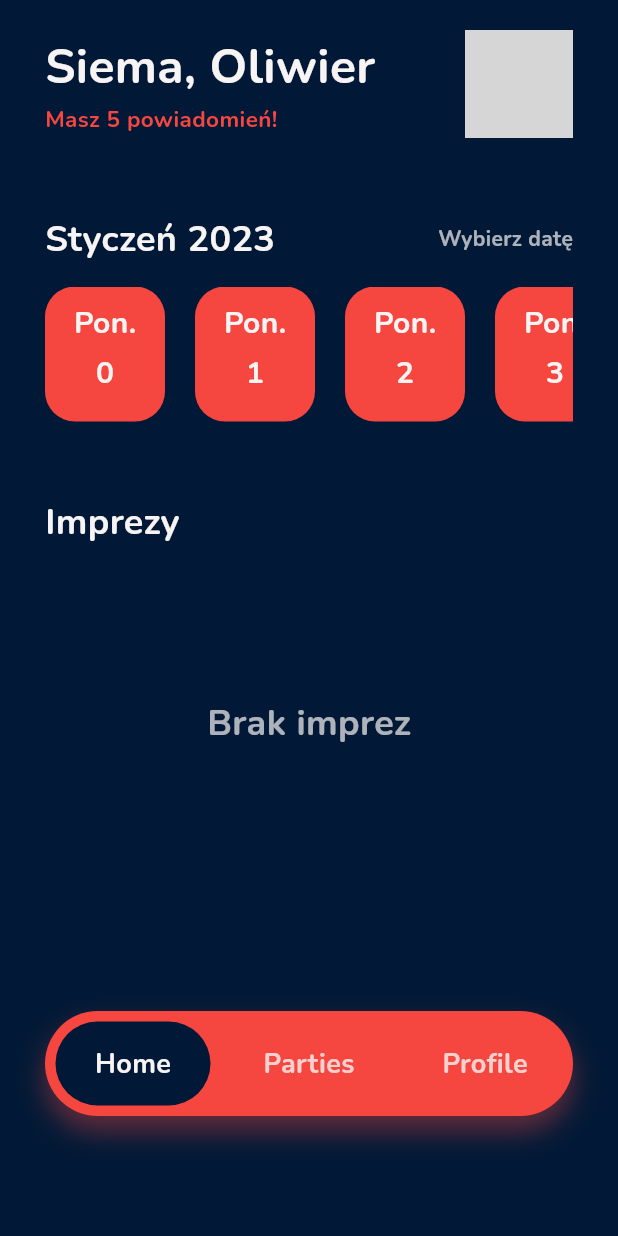
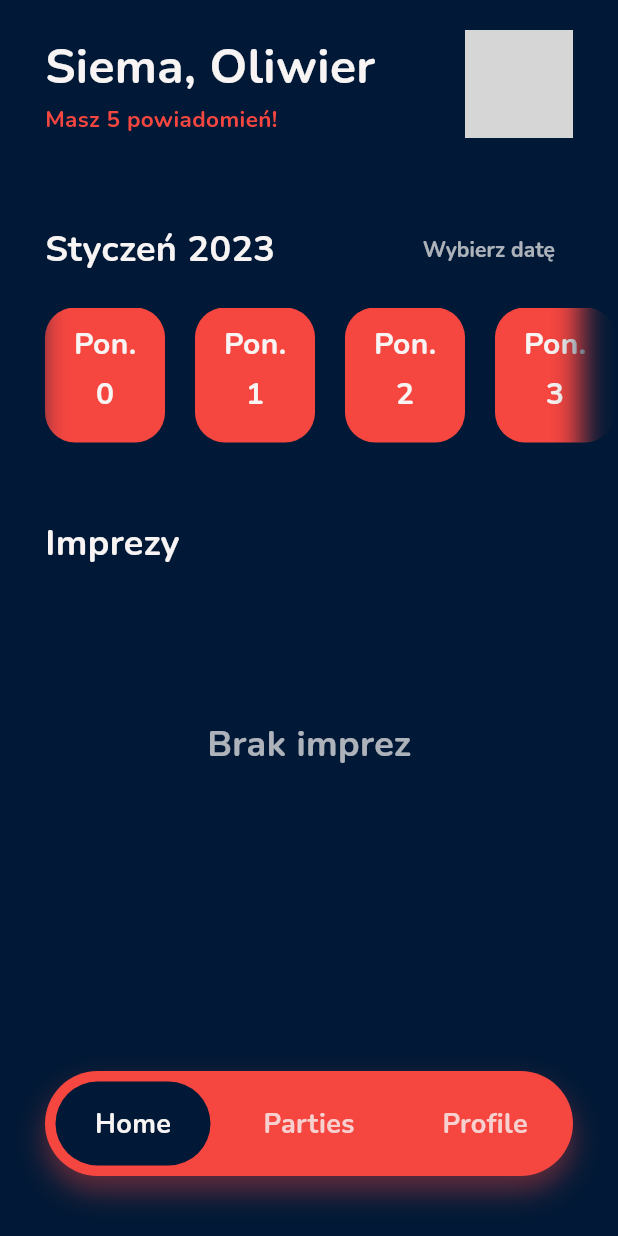
Before and after one commit to bruh-squad/drinkify, a Flutter app: the screen it shows after launch, on a phone screen of 412 x 824 dp. Run offline on Flutter 3.47's test engine with Material 2 defaults, Android fonts, the phone set to English and light mode, and no system bars; our stand-ins replace go_router; network calls fail; grey boxes are pictures that could not be loaded.

Commit message:
Changes to Home Page

```diff
--- a/lib/main.dart
+++ b/lib/main.dart
@@ -7,8 +7,9 @@ import './utils/theming.dart';
 void main() {
   runApp(const App());
   SystemChrome.setSystemUIOverlayStyle(
-    const SystemUiOverlayStyle(
-      statusBarColor: Theming.bgColor,
+    SystemUiOverlayStyle(
+      statusBarColor: Theming.bgColor.withOpacity(0.002),
+      statusBarIconBrightness: Brightness.light,
       systemNavigationBarColor: Theming.bgColor,
     ),
   );
@@ -23,13 +24,18 @@ class App extends StatelessWidget {
 
   @override
   Widget build(BuildContext context) {
-    return MaterialApp.router(
-      theme: ThemeData(
-        fontFamily: 'Nunito',
-        useMaterial3: true,
+    return GestureDetector(
+      onTap: () {
+        FocusManager.instance.primaryFocus?.unfocus();
+      },
+      child: MaterialApp.router(
+        theme: ThemeData(
+          fontFamily: 'Nunito',
+          useMaterial3: true,
+        ),
+        debugShowCheckedModeBanner: false,
+        routerConfig: router,
       ),
-      debugShowCheckedModeBanner: false,
-      routerConfig: router,
     );
   }
 }
--- a/lib/routes/home_page.dart
+++ b/lib/routes/home_page.dart
@@ -15,14 +15,19 @@ class HomePage extends StatelessWidget {
       body: Padding(
         padding: EdgeInsets.only(
           top: MediaQuery.of(context).padding.top + 20,
-          right: 30,
-          left: 30,
         ),
         child: Column(
           children: const [
-            WelcomeHeader(),
-            DateRow(),
-            PartyList(),
+            //Had to use so many paddings to make the DateRow boxes look better
+            Padding(
+              padding: EdgeInsets.only(right: 30, left: 30),
+              child: WelcomeHeader(),
+            ),
+            DateRow(textPadding: EdgeInsets.only(right: 30, left: 30)),
+            Padding(
+              padding: EdgeInsets.only(right: 30, left: 30),
+              child: PartyList(),
+            ),
           ],
         ),
       ),
--- a/lib/routes/parties_page.dart
+++ b/lib/routes/parties_page.dart
@@ -13,8 +13,9 @@ class PartiesPage extends StatelessWidget {
       backgroundColor: Theming.bgColor,
       resizeToAvoidBottomInset: false,
       floatingActionButton: Padding(
-        padding: const EdgeInsets.only(
-          bottom: 120,
+        padding: EdgeInsets.only(
+          //NavBar bottom margin + 60
+          bottom: MediaQuery.of(context).padding.bottom + 40 + 60,
           right: 14,
         ),
         child: FloatingActionButton(
--- a/lib/utils/router.dart
+++ b/lib/utils/router.dart
@@ -48,10 +48,10 @@ class _ScaffoldWithNavBar extends StatelessWidget {
       body: Stack(
         children: [
           child,
-          const Align(
+          Align(
             alignment: Alignment.bottomCenter,
             child: NavBar(
-              bottomMargin: 80,
+              bottomMargin: MediaQuery.of(context).padding.bottom + 40,
             ),
           ),
         ],
--- a/lib/widgets/homepage/date_row.dart
+++ b/lib/widgets/homepage/date_row.dart
@@ -3,7 +3,8 @@ import 'package:flutter/material.dart';
 import '/utils/theming.dart';
 
 class DateRow extends StatefulWidget {
-  const DateRow({super.key});
+  final EdgeInsets textPadding;
+  const DateRow({required this.textPadding, super.key});
 
   @override
   State<DateRow> createState() => _DateRowState();
@@ -18,36 +19,120 @@ class _DateRowState extends State<DateRow> {
     selectedIndex = 0;
   }
 
+  Map<String, String> get monthAndYear {
+    late String currentMonth;
+    int dtMonth = DateTime.now().month;
+
+    if (dtMonth == 1) currentMonth = "Styczeń";
+    if (dtMonth == 2) currentMonth = "Luty";
+    if (dtMonth == 3) currentMonth = "Marzec";
+    if (dtMonth == 4) currentMonth = "Kwiecień";
+    if (dtMonth == 5) currentMonth = "Maj";
+    if (dtMonth == 6) currentMonth = "Czerwiec";
+    if (dtMonth == 7) currentMonth = "Lipiec";
+    if (dtMonth == 8) currentMonth = "Sierpień";
+    if (dtMonth == 9) currentMonth = "Wrzesień";
+    if (dtMonth == 10) currentMonth = "Październik";
+    if (dtMonth == 11) currentMonth = "Listopad";
+    if (dtMonth == 12) currentMonth = "Grudzień";
+
+    return {
+      "month": currentMonth,
+      "year": DateTime.now().year.toString(),
+    };
+  }
+
   @override
   Widget build(BuildContext context) {
     return Column(
       crossAxisAlignment: CrossAxisAlignment.start,
       children: [
         const SizedBox(height: 50),
-        Row(
+        Padding(
+          padding: widget.textPadding,
+          child: Row(
             mainAxisAlignment: MainAxisAlignment.spaceBetween,
             children: [
-            const Text(
-              "Styczeń 2023",
+              Text(
+                "${monthAndYear["month"]} ${monthAndYear["year"]}",
                 style: Styles.categoryText,
               ),
-            Text(
+              TextButton(
+                onPressed: () {
+                  showModalBottomSheet(
+                    context: context,
+                    backgroundColor: Theming.bgColor,
+                    useRootNavigator: true,
+                    shape: RoundedRectangleBorder(
+                      borderRadius: BorderRadius.circular(30.0),
+                    ),
+                    builder: (context) {
+
+                      //TODO implement scrolling vertically so you can change month/year
+                      return SizedBox(
+                        height: 300,
+                        child: Center(
+                          child: Text(
+                            "${monthAndYear["month"]} ${monthAndYear["year"]}",
+                            style: Styles.categoryText,
+                          ),
+                        ),
+                      );
+                    },
+                  );
+                },
+                child: Text(
                   "Wybierz datę",
                   style: Styles.smallTextButton,
                 ),
+              ),
             ],
           ),
+        ),
         const SizedBox(height: 15),
+        Stack(
+          children: [
             SingleChildScrollView(
               scrollDirection: Axis.horizontal,
               child: Row(
                 children: [
+                  const SizedBox(width: 30),
                   for (int i = 0; i < 10; i++)
                     _dateBox(i, dayOfWeek: "Pon.", numberOfDay: i),
                 ],
               ),
             ),
+            _sideShadow(Alignment.centerLeft),
+            _sideShadow(Alignment.centerRight),
           ],
+        ),
+      ],
+    );
+  }
+
+  Widget _sideShadow(Alignment alignment) {
+    return Align(
+      alignment: alignment,
+      child: AnimatedOpacity(
+        duration: const Duration(milliseconds: 80),
+        opacity: 1,
+        child: Container(
+          height: 90,
+          width: 50,
+          decoration: BoxDecoration(
+            boxShadow: [
+              BoxShadow(
+                color: Theming.bgColor,
+                blurRadius: 15,
+                spreadRadius: 20,
+                offset: alignment == Alignment.centerRight
+                    ? const Offset(45, 0)
+                    : const Offset(-45, 0),
+              ),
+            ],
+          ),
+        ),
+      ),
     );
   }
 
--- a/lib/widgets/partiespage/search_and_map.dart
+++ b/lib/widgets/partiespage/search_and_map.dart
@@ -80,6 +80,7 @@ class _SearchAndMapState extends State<SearchAndMap> {
           ),
 
           const SizedBox(height: 20),
+
           //Category roll
           Row(
             children: [
```
Lines whose indentation alone changed are shown as unchanged.
